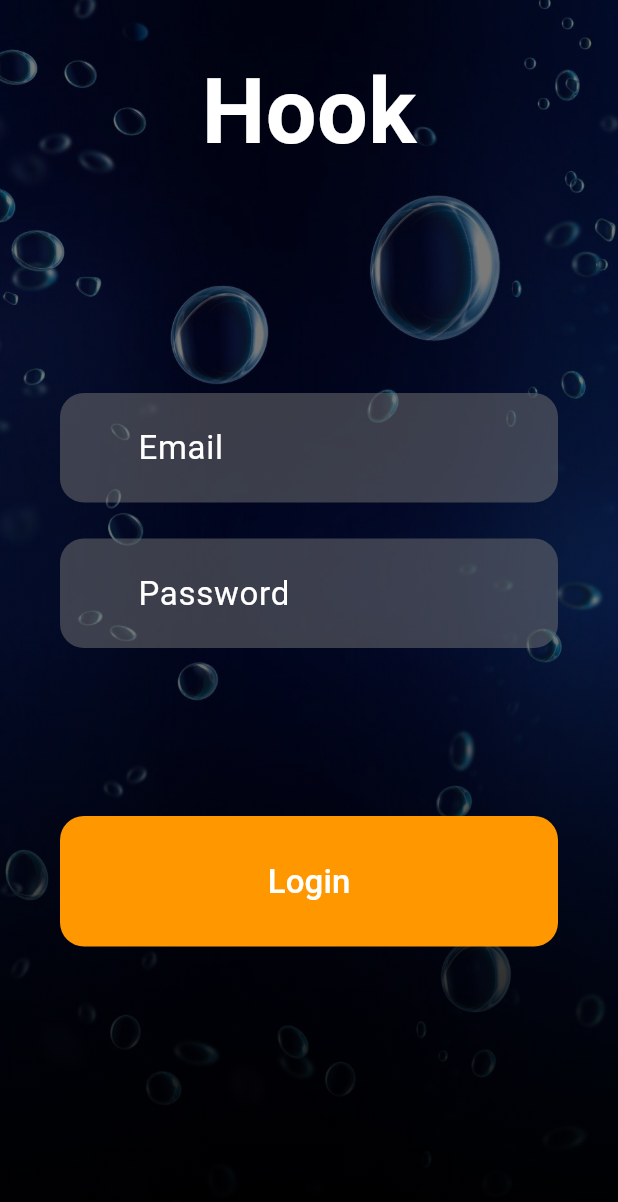
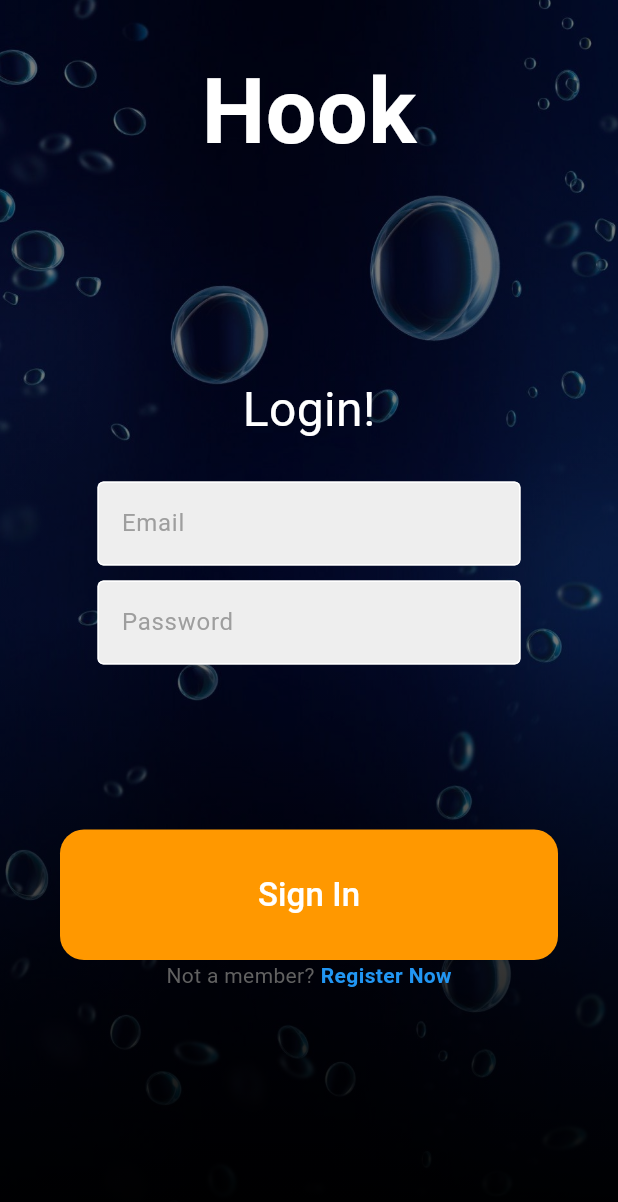
Before and after one commit to st8farmfromjake/hook, a Flutter app: the screen it shows after launch, on a phone screen of 412 x 824 dp. Shown: the top 1202 px of the screen. Run offline on Flutter 3.47's test engine with Material 3 defaults, Android fonts, the phone set to English and light mode, and no system bars; our stand-ins replace firebase_auth, firebase_core; accounts and stored records are empty.

Commit message:
Added register pages, and included firebase auth

```diff
--- /dev/null
+++ b/lib/components/my_textfield.dart
@@ -0,0 +1,39 @@
+import 'package:flutter/material.dart';
+
+class MyTextField extends StatelessWidget {
+  final controller;
+  final String hintText;
+  final bool obscureText;
+
+
+  const MyTextField({
+    super.key,
+    required this.controller,
+    required this.hintText,
+    required this.obscureText
+    });
+
+  @override
+  Widget build(BuildContext context) {
+    return Padding(
+      padding: const EdgeInsets.symmetric(horizontal: 25.0),
+      child: TextField(
+        controller: controller,
+        obscureText: obscureText,
+        decoration: InputDecoration(
+          enabledBorder: const OutlineInputBorder(
+            borderSide: BorderSide(color: Colors.white),
+          ),
+          focusedBorder: OutlineInputBorder(
+            borderSide: BorderSide(color: Colors.grey.shade400),
+          ),
+          fillColor: Colors.grey.shade200,
+          filled: true,
+          hintText: hintText,
+          hintStyle: TextStyle(color: Colors.grey[500])
+
+        ),
+      ),
+    );
+  }
+}
--- a/lib/main.dart
+++ b/lib/main.dart
@@ -1,7 +1,13 @@
 import 'package:flutter/material.dart';
-import 'pages/loginPage.dart';
+import 'package:hook/pages/auth_page.dart';
+import 'package:firebase_core/firebase_core.dart';
+import 'firebase_options.dart';
 
-void main() {
+void main() async {
+  WidgetsFlutterBinding.ensureInitialized();
+  await Firebase.initializeApp(
+    options: DefaultFirebaseOptions.currentPlatform,
+  );
   runApp(const MyApp());
 }
 
@@ -12,7 +18,7 @@ class MyApp extends StatelessWidget {
   Widget build(BuildContext context) {
     return const MaterialApp(
       debugShowCheckedModeBanner: false,
-      home: LoginPage(),
+      home: AuthPage(),
     );
   }
 }
--- /dev/null
+++ b/lib/pages/auth_page.dart
@@ -0,0 +1,25 @@
+import 'package:firebase_auth/firebase_auth.dart';
+import 'package:flutter/material.dart';
+import 'package:hook/pages/home_page.dart';
+import 'package:hook/pages/login_or_register.dart';
+
+class AuthPage extends StatelessWidget {
+  const AuthPage({super.key});
+
+  @override
+  Widget build(BuildContext context) {
+    return Scaffold(
+      body: StreamBuilder<User?>(
+        stream: FirebaseAuth.instance.authStateChanges(),
+        builder: (context, snapshot) {
+          if (snapshot.hasData) {
+            //Not yet made
+            return HomePage();
+          } else {
+            return LoginOrRegisterPage();
+          }
+        },
+      ),
+    );
+  }
+}
--- /dev/null
+++ b/lib/pages/login_or_register.dart
@@ -0,0 +1,31 @@
+
+import 'package:flutter/material.dart';
+import 'package:hook/pages/login_page.dart';
+import 'package:hook/pages/register_page.dart';
+
+class LoginOrRegisterPage extends StatefulWidget {
+  const LoginOrRegisterPage({super.key});
+
+  @override
+  State<LoginOrRegisterPage> createState() => _LoginOrRegisterPageState();
+}
+
+class _LoginOrRegisterPageState extends State<LoginOrRegisterPage> {
+  bool showLoginPage = true;
+
+  //toggle
+  void togglePages() {
+    setState(() {
+      showLoginPage = !showLoginPage;
+    });
+  }
+
+  @override
+  Widget build(BuildContext context) {
+    if (showLoginPage) {
+      return LoginPage(onTap: togglePages);
+    } else {
+      return RegisterPage(onTap: togglePages);
+    }
+  }
+}
--- /dev/null
+++ b/lib/pages/login_page.dart
@@ -0,0 +1,243 @@
+import 'package:firebase_auth/firebase_auth.dart';
+import 'package:flutter/material.dart';
+import 'package:hook/components/my_textfield.dart';
+import 'package:hook/palette.dart';
+import '../widgets/widgets.dart';
+
+class LoginPage extends StatefulWidget {
+  final Function()? onTap;
+  const LoginPage({super.key, required this.onTap});
+
+  @override
+  State<LoginPage> createState() => _LoginPageState();
+}
+
+class _LoginPageState extends State<LoginPage> {
+  //text editing controller
+  final emailController = TextEditingController();
+
+  final passwordController = TextEditingController();
+
+  //Sign in method
+  void signUserIn() async {
+    showDialog(
+        context: context,
+        builder: (context) {
+          return const Center(
+            child: CircularProgressIndicator(),
+          );
+        });
+
+    try {
+      await FirebaseAuth.instance.signInWithEmailAndPassword(
+        email: emailController.text,
+        password: passwordController.text,
+      );
+      Navigator.pop(context);
+    } on FirebaseAuthException catch (e) {
+      Navigator.pop(context);
+
+      showErrorMessage(e.code);
+    }
+  }
+
+  void showErrorMessage(String message) {
+    showDialog(
+        context: context,
+        builder: (context) {
+          return AlertDialog(
+            backgroundColor: Colors.deepPurple,
+            title: Center(
+              child: Text(
+                message,
+                style: const TextStyle(color: Colors.white),
+              ),
+            ),
+          );
+        });
+  }
+
+  @override
+  Widget build(BuildContext context) {
+    return Stack(
+      children: [
+        const BackgroundImage(),
+        Scaffold(
+            backgroundColor: Colors.transparent,
+            body: SafeArea(
+                child: Column(
+              children: [
+                Container(
+                  height: 150,
+                  child: const Center(
+                    child: Text(
+                      'Hook',
+                      style: kHeading,
+                    ),
+                  ),
+                ),
+                const SizedBox(
+                  height: 100,
+                ),
+                Container(
+                  padding: const EdgeInsets.symmetric(horizontal: 40),
+                  child: Column(
+                    children: [
+                      Column(
+                        crossAxisAlignment: CrossAxisAlignment.end,
+                        children: [
+                          const Center(
+                            child: Text(
+                              "Login!",
+                              style: TextStyle(
+                                color: Colors.white,
+                                fontSize: 32,
+                              ),
+                            ),
+                          ),
+                          const SizedBox(height: 25),
+                          //username textfeild
+                          MyTextField(
+                            controller: emailController,
+                            hintText: 'Email',
+                            obscureText: false,
+                          ),
+
+                          const SizedBox(height: 10),
+
+                          //password text feild
+                          MyTextField(
+                            controller: passwordController,
+                            hintText: 'Password',
+                            obscureText: true,
+                          ),
+
+                          const SizedBox(
+                            height: 10,
+                          ),
+                        ],
+                      ),
+                      Column(
+                        children: [
+                          const SizedBox(height: 100),
+                          Container(
+                            width: double.infinity,
+                            decoration: BoxDecoration(
+                                color: Colors.orange,
+                                borderRadius: BorderRadius.circular(16)),
+                            child: TextButton(
+                                onPressed: signUserIn,
+                                child: const Padding(
+                                  padding: EdgeInsets.symmetric(vertical: 20.0),
+                                  child: Text(
+                                    'Sign In',
+                                    style: kBodyText,
+                                  ),
+                                )),
+                          )
+                        ],
+                      ),
+                      Row(
+                        mainAxisAlignment: MainAxisAlignment.center,
+                        children: [
+                          Text(
+                            'Not a member?',
+                            style: TextStyle(color: Colors.grey[700]),
+                          ),
+                          const SizedBox(
+                            width: 4,
+                          ),
+                          GestureDetector(
+                            onTap: widget.onTap,
+                            child: const Text(
+                              'Register Now',
+                              style: TextStyle(
+                                  color: Colors.blue,
+                                  fontWeight: FontWeight.bold),
+                            ),
+                          ),
+                        ],
+                      )
+                    ],
+                  ),
+                ),
+              ],
+            ))),
+      ],
+    );
+  }
+}
+
+class TextInput extends StatelessWidget {
+  const TextInput({
+    super.key,
+    required this.hint,
+    required this.inputType,
+    required this.inputAction,
+  });
+  final String hint;
+  final TextInputType inputType;
+  final TextInputAction inputAction;
+
+  @override
+  Widget build(BuildContext context) {
+    return Padding(
+      padding: const EdgeInsets.symmetric(vertical: 12.0),
+      child: Container(
+        decoration: BoxDecoration(
+          color: Colors.grey[600]?.withOpacity(0.5),
+          borderRadius: BorderRadius.circular(16),
+        ),
+        child: TextField(
+          decoration: InputDecoration(
+            contentPadding: const EdgeInsets.symmetric(vertical: 20),
+            border: InputBorder.none,
+            hintText: hint,
+            prefixIcon:
+                const Padding(padding: EdgeInsets.symmetric(horizontal: 20)),
+            hintStyle: kBodyText,
+          ),
+          style: kBodyText,
+          keyboardType: inputType,
+          textInputAction: inputAction,
+        ),
+      ),
+    );
+  }
+}
+
+class PasswordInput extends StatelessWidget {
+  const PasswordInput({
+    super.key,
+    required this.hint,
+    required this.inputAction,
+  });
+  final String hint;
+  final TextInputAction inputAction;
+
+  @override
+  Widget build(BuildContext context) {
+    return Padding(
+      padding: const EdgeInsets.symmetric(vertical: 12.0),
+      child: Container(
+        decoration: BoxDecoration(
+          color: Colors.grey[600]?.withOpacity(0.5),
+          borderRadius: BorderRadius.circular(16),
+        ),
+        child: TextField(
+          decoration: InputDecoration(
+            contentPadding: const EdgeInsets.symmetric(vertical: 20),
+            border: InputBorder.none,
+            hintText: hint,
+            prefixIcon:
+                const Padding(padding: EdgeInsets.symmetric(horizontal: 20)),
+            hintStyle: kBodyText,
+          ),
+          obscureText: true,
+          style: kBodyText,
+          textInputAction: inputAction,
+        ),
+      ),
+    );
+  }
+}
--- a/pubspec.yaml
+++ b/pubspec.yaml
@@ -35,6 +35,8 @@ dependencies:
   # The following adds the Cupertino Icons font to your application.
   # Use with the CupertinoIcons class for iOS style icons.
   cupertino_icons: ^1.0.2
+  firebase_core: ^2.25.4
+  firebase_auth: ^4.17.4
 
 dev_dependencies:
   flutter_test:
```
Also changed, not shown: lib/pages/home_page.dart (added, +26 -0 lines), lib/pages/register_page.dart (renamed from lib/pages/loginPage.dart, +88 -12 lines), lib/firebase_options.dart (added), pubspec.lock, 8 other files.
